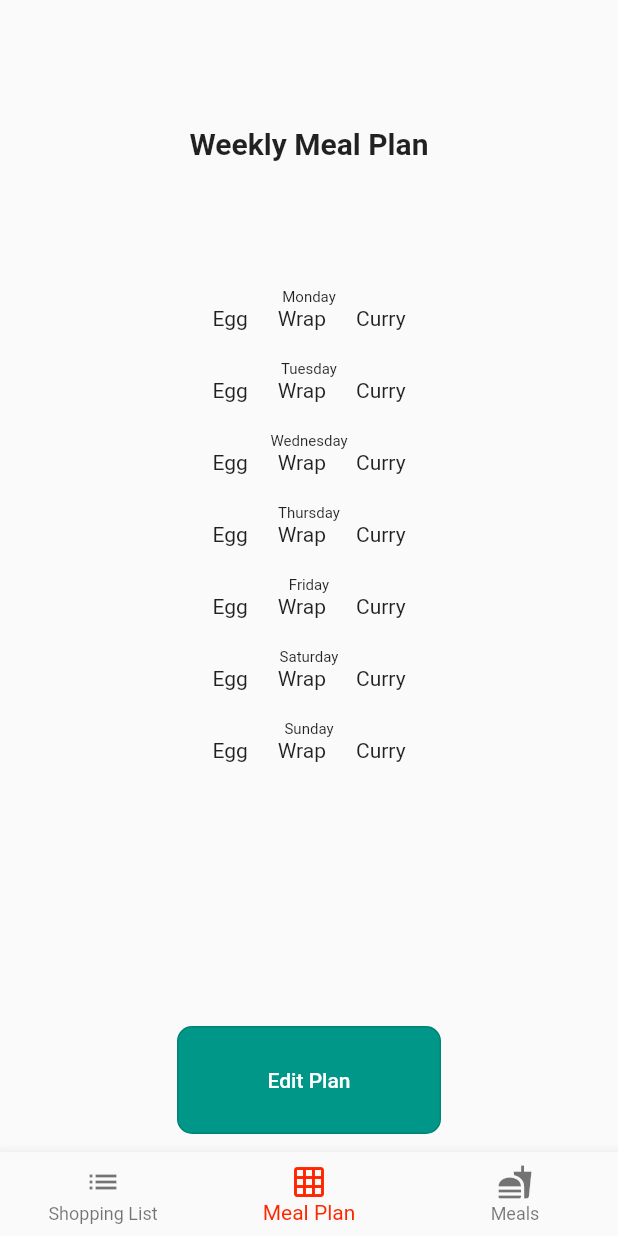
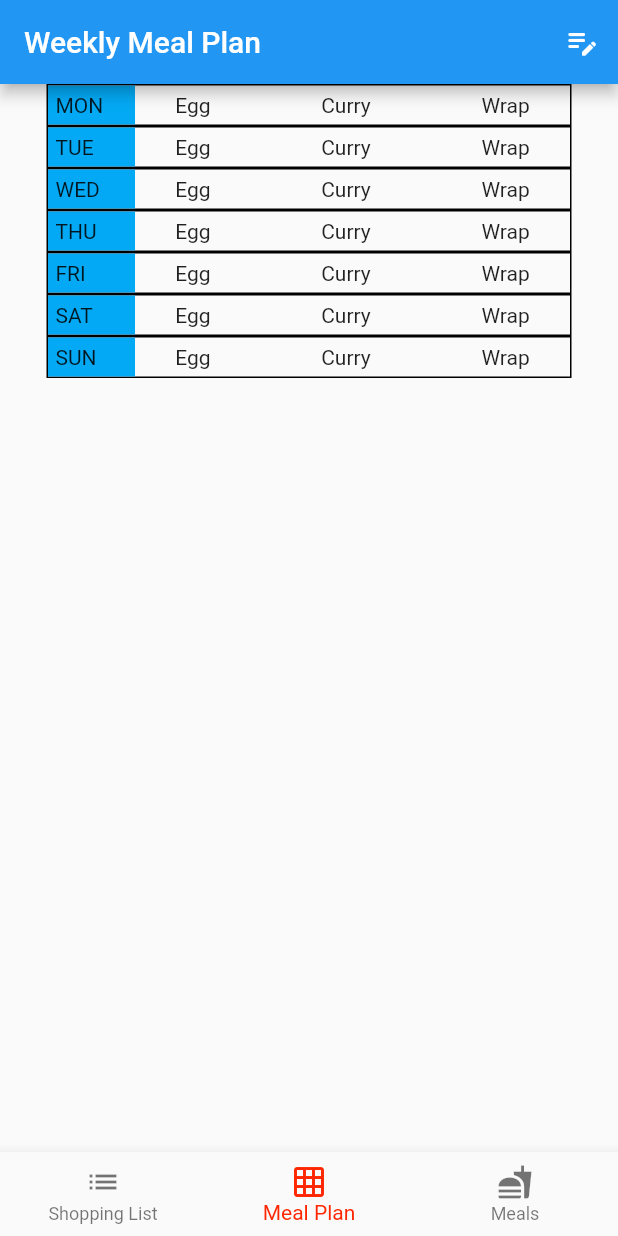
Before and after one commit to oisinfarrell00/Meal-Plan-App, a Flutter app: the screen it shows after launch, item 2 of the bottom bar chosen, on a phone screen of 412 x 824 dp. Run offline on Flutter 3.47's test engine with Material 2 defaults, Android fonts, the light colour scheme and no system bars; our stand-ins replace cloud_firestore, firebase_core; accounts and stored records are empty.

Commit message:
adding meal tile widget

```diff
--- a/meal_plan_app/lib/pages/weekly_plan.dart
+++ b/meal_plan_app/lib/pages/weekly_plan.dart
@@ -14,44 +14,25 @@ class _WeeklyMealPlanState extends State<WeeklyMealPlan> {
   bool inEditMode = false;
   @override
   Widget build(BuildContext context) {
-    return Column(
-      children: [
-        const Expanded(
-          flex: 2,
-          child: Center(
-              child: Text(
-            "Weekly Meal Plan",
-            style: constants.MEAL_HEADER_TEXT_STYLE,
-          )),
-        ),
-        Expanded(
-            flex: 5,
-            child: inEditMode
-                ? const WeeklyMealPlanSelecter()
-                : const WeeklyMealPlanDisplay()),
-        Expanded(
-            flex: 1,
-            child: SizedBox(
-              width: 200,
-              child: Padding(
-                padding: const EdgeInsets.all(12.0),
-                child: OutlinedButton(
-                  style: OutlinedButton.styleFrom(
-                    foregroundColor: Colors.white,
-                    backgroundColor: Colors.teal,
-                    shape: const RoundedRectangleBorder(
-                        borderRadius: BorderRadius.all(Radius.circular(10))),
-                  ),
+    return Scaffold(
+      appBar: AppBar(
+        actions: <Widget>[
+          IconButton(
+            icon: inEditMode
+                ? const Icon(Icons.done_rounded)
+                : const Icon(Icons.edit_note_rounded),
             onPressed: () {
               setState(() {
                 inEditMode = !inEditMode;
               });
             },
-                  child: Text(inEditMode ? 'Save Plan' : 'Edit Plan'),
           ),
+        ],
+        title: const Text("Weekly Meal Plan"),
       ),
-            ))
-      ],
+      body: inEditMode
+          ? const WeeklyMealPlanSelecter()
+          : const WeeklyMealPlanDisplay(),
     );
   }
 }
--- /dev/null
+++ b/meal_plan_app/lib/widgets/meal_display_widget.dart
@@ -0,0 +1,64 @@
+import 'package:flutter/material.dart';
+
+// ignore: must_be_immutable
+class MealDisplayWidget extends StatefulWidget {
+  String displayName;
+  String breakfast;
+  String lunch;
+  String dinner;
+  MealDisplayWidget(
+      {super.key,
+      required this.displayName,
+      required this.breakfast,
+      required this.lunch,
+      required this.dinner});
+
+  @override
+  State<MealDisplayWidget> createState() => _MealDisplayWidgetState();
+}
+
+class _MealDisplayWidgetState extends State<MealDisplayWidget> {
+  @override
+  Widget build(BuildContext context) {
+    return Center(
+      child: SizedBox(
+        width: 350,
+        child: Container(
+          decoration: BoxDecoration(
+            border: Border.all(),
+          ),
+          child: Row(
+            children: [
+              Expanded(
+                flex: 1,
+                child: Container(
+                    padding: const EdgeInsets.all(5.0),
+                    decoration: const BoxDecoration(
+                      color: Colors.lightBlue,
+                    ),
+                    child: Text(widget.displayName)),
+              ),
+              Expanded(
+                flex: 5,
+                child: Row(
+                  mainAxisAlignment: MainAxisAlignment.spaceEvenly,
+                  children: [
+                    Text(widget.breakfast),
+                    const SizedBox(
+                      width: 20,
+                    ),
+                    Text(widget.lunch),
+                    const SizedBox(
+                      width: 20,
+                    ),
+                    Text(widget.dinner)
+                  ],
+                ),
+              ),
+            ],
+          ),
+        ),
+      ),
+    );
+  }
+}
--- a/meal_plan_app/lib/widgets/weekly_plan_display.dart
+++ b/meal_plan_app/lib/widgets/weekly_plan_display.dart
@@ -1,97 +1,67 @@
 import 'package:flutter/material.dart';
 import 'package:meal_plan_app/providers/weekly_meal_plan_provider.dart';
+import 'package:meal_plan_app/widgets/meal_display_widget.dart';
 import 'package:provider/provider.dart';
 import '../assets/constants.dart' as constants;
 
-class WeeklyMealPlanDisplay extends StatefulWidget {
-  const WeeklyMealPlanDisplay({super.key});
+class WeeklyMealPlanDisplay extends StatelessWidget {
+  const WeeklyMealPlanDisplay({Key? key}) : super(key: key);
+
+  static const List<String> daysOfWeek = [
+    'Monday',
+    'Tuesday',
+    'Wednesday',
+    'Thursday',
+    'Friday',
+    'Saturday',
+    'Sunday',
+  ];
 
   @override
-  State<WeeklyMealPlanDisplay> createState() => _WeeklyMealPlanDisplayState();
+  Widget build(BuildContext context) {
+    final weeklyMealProvider =
+        Provider.of<MealSelectionsProvider>(context, listen: false);
+
+    Widget buildMealDisplay(String displayName, int dayIndex) {
+      final meals = weeklyMealProvider.weeklyMeals[dayIndex];
+      return Column(
+        children: [
+          MealDisplayWidget(
+            displayName: displayName,
+            breakfast: meals[constants.breakfast],
+            dinner: meals[constants.lunch],
+            lunch: meals[constants.dinner],
+          ),
+          //const SizedBox(height: 20),
+        ],
+      );
     }
 
-class _WeeklyMealPlanDisplayState extends State<WeeklyMealPlanDisplay> {
-  late MealSelectionsProvider provider;
+    return Column(
+      children: [
+        for (int i = 0; i < daysOfWeek.length; i++)
+          buildMealDisplay(daysOfWeek[i].substring(0, 3).toUpperCase(),
+              getDayIndex(daysOfWeek[i])),
+      ],
+    );
+  }
 
   int getDayIndex(String day) {
     switch (day) {
       case 'Monday':
-        {
         return constants.monday;
-        }
       case 'Tuesday':
-        {
         return constants.tuesday;
-        }
       case 'Wednesday':
-        {
         return constants.wednesday;
-        }
       case 'Thursday':
-        {
         return constants.thursday;
-        }
       case 'Friday':
-        {
         return constants.friday;
-        }
       case 'Saturday':
-        {
         return constants.saturday;
-        }
       default:
-        {
         return constants.sunday;
     }
   }
 }
-
-  Widget dailyMeals(String day) {
-    int dayIndex = getDayIndex(day);
-    return Column(
-      children: [
-        Text(
-          day,
-          style: const TextStyle(fontSize: 10),
-        ),
-        Row(
-          mainAxisAlignment: MainAxisAlignment.center,
-          children: [
-            Text(provider.weeklyMeals[dayIndex][constants.breakfast]),
-            const SizedBox(
-              width: 20,
-            ),
-            Text(provider.weeklyMeals[dayIndex][constants.lunch]),
-            const SizedBox(
-              width: 20,
-            ),
-            Text(provider.weeklyMeals[dayIndex][constants.dinner])
-          ],
-        ),
-      ],
-    );
-  }
-
-  @override
-  Widget build(BuildContext context) {
-    provider = Provider.of<MealSelectionsProvider>(context, listen: false);
-    return Column(
-      children: [
-        dailyMeals("Monday"),
-        const SizedBox(height: 20),
-        dailyMeals("Tuesday"),
-        const SizedBox(height: 20),
-        dailyMeals("Wednesday"),
-        const SizedBox(height: 20),
-        dailyMeals("Thursday"),
-        const SizedBox(height: 20),
-        dailyMeals("Friday"),
-        const SizedBox(height: 20),
-        dailyMeals("Saturday"),
-        const SizedBox(height: 20),
-        dailyMeals("Sunday"),
-        const SizedBox(height: 20),
-      ],
-    );
-  }
-}
```
Lines whose indentation alone changed are shown as unchanged.
